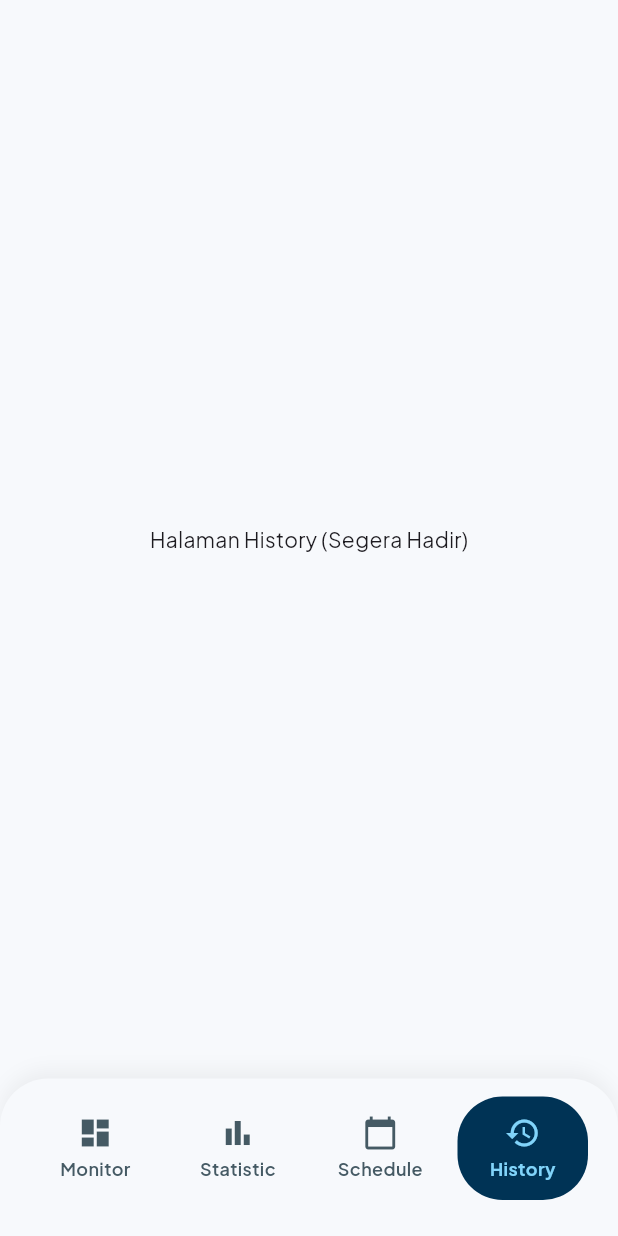
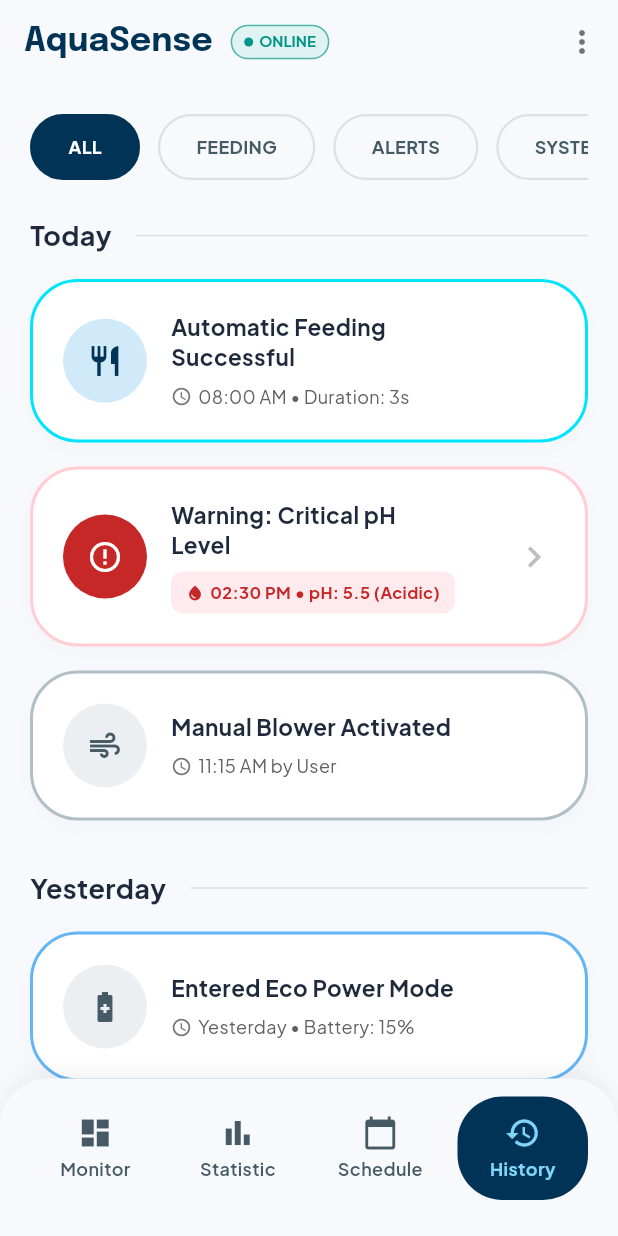
Before and after one commit to nifnip22/AquaSense, a Flutter app: the screen it shows after launch, item 4 of the bottom bar chosen, on a phone screen of 412 x 824 dp. Run offline on Flutter 3.47's test engine with Material 3 defaults, Android fonts, the phone set to English and light mode, and no system bars; our stand-ins replace fl_chart, google_fonts.

Commit message:
feat: complete history screen UI and finalize main navigation

```diff
--- a/aquasense_frontend/lib/features/dashboard/screens/main_screen.dart
+++ b/aquasense_frontend/lib/features/dashboard/screens/main_screen.dart
@@ -3,6 +3,7 @@ import 'package:flutter/material.dart';
 import 'package:google_fonts/google_fonts.dart';
 import '../../monitoring/screens/monitor_screen.dart';
 import '../../monitoring/screens/statistic_screen.dart';
+import '../../history/screens/history_screen.dart';
 
 class MainScreen extends StatefulWidget {
   const MainScreen({super.key});
@@ -19,7 +20,7 @@ class _MainScreenState extends State<MainScreen> {
     const MonitorScreen(),
     const StatisticScreen(),
     const ScheduleScreen(),
-    const Center(child: Text('Halaman History (Segera Hadir)')),
+    const HistoryScreen(),
   ];
 
   @override
--- /dev/null
+++ b/aquasense_frontend/lib/features/history/screens/history_screen.dart
@@ -0,0 +1,130 @@
+import 'package:flutter/material.dart';
+import 'package:google_fonts/google_fonts.dart';
+import '../../../shared/widgets/custom_app_bar.dart';
+import '../widgets/history_filter_chips.dart';
+import '../widgets/date_section_header.dart';
+import '../widgets/history_log_card.dart';
+
+class HistoryScreen extends StatelessWidget {
+  const HistoryScreen({super.key});
+
+  @override
+  Widget build(BuildContext context) {
+    return Scaffold(
+      backgroundColor: Colors.transparent,
+      appBar: const CustomAppBar(),
+      body: SingleChildScrollView(
+        padding: const EdgeInsets.all(20.0),
+        child: Column(
+          crossAxisAlignment: CrossAxisAlignment.start,
+          children: [
+            // Filter Categories
+            HistoryFilterChips(
+              onFilterSelected: (filter) {
+                // Handle filter selection (e.g., update state or fetch filtered data)
+              },
+            ),
+            const SizedBox(height: 24),
+
+            const DateSectionHeader(dateText: 'Today'),
+            const SizedBox(height: 16),
+
+            // Item 1: Automatic Feeding
+            const HistoryLogCard(
+              title: 'Automatic Feeding\nSuccessful',
+              iconData: Icons.restaurant,
+              iconColor: Color(0xFF003355),
+              iconBgColor: Color(0xFFD1EAFA),
+              borderColor: Color(0xFF00E5FF),
+              subtitleText: '08:00 AM • Duration: 3s',
+            ),
+
+            // Item 2: Warning Alert (with Custom Subtitle)
+            HistoryLogCard(
+              title: 'Warning: Critical pH\nLevel',
+              iconData: Icons.error_outline,
+              iconColor: Colors.white,
+              iconBgColor: const Color(0xFFC62828),
+              borderColor: const Color(0xFFFFCDD2),
+              showArrow: true,
+              customSubtitle: Container(
+                padding: const EdgeInsets.symmetric(horizontal: 10, vertical: 6),
+                decoration: BoxDecoration(
+                  color: const Color(0xFFFFEBEE),
+                  borderRadius: BorderRadius.circular(8),
+                ),
+                child: Row(
+                  mainAxisSize: MainAxisSize.min,
+                  children: [
+                    const Icon(Icons.water_drop, color: Color(0xFFC62828), size: 12),
+                    const SizedBox(width: 4),
+                    Text(
+                      '02:30 PM • pH: 5.5 (Acidic)',
+                      style: GoogleFonts.plusJakartaSans(
+                        fontSize: 11,
+                        fontWeight: FontWeight.bold,
+                        color: const Color(0xFFC62828),
+                      ),
+                    ),
+                  ],
+                ),
+              ),
+            ),
+
+            // Item 3: Manual Blower
+            const HistoryLogCard(
+              title: 'Manual Blower Activated',
+              iconData: Icons.air,
+              iconColor: Color(0xFF455A64),
+              iconBgColor: Color(0xFFECEFF1),
+              borderColor: Color(0xFFB0BEC5),
+              subtitleText: '11:15 AM by User',
+            ),
+
+            const SizedBox(height: 16),
+
+            const DateSectionHeader(dateText: 'Yesterday'),
+            const SizedBox(height: 16),
+
+            // Item 4: Eco Mode
+            const HistoryLogCard(
+              title: 'Entered Eco Power Mode',
+              iconData: Icons.battery_saver,
+              iconColor: Color(0xFF455A64),
+              iconBgColor: Color(0xFFECEFF1),
+              borderColor: Color(0xFF64B5F6),
+              subtitleText: 'Yesterday • Battery: 15%',
+            ),
+
+            const SizedBox(height: 24),
+
+            // Pagination Dots
+            Center(
+              child: Row(
+                mainAxisAlignment: MainAxisAlignment.center,
+                children: [
+                  _buildDot(isActive: true),
+                  _buildDot(isActive: false),
+                  _buildDot(isActive: false),
+                ],
+              ),
+            ),
+            const SizedBox(height: 32),
+          ],
+        ),
+      ),
+    );
+  }
+
+  Widget _buildDot({required bool isActive}) {
+    return Container(
+      margin: const EdgeInsets.symmetric(horizontal: 4),
+      width: 6,
+      height: 6,
+      decoration: BoxDecoration(
+        color: isActive ? Colors.grey.shade400 : Colors.grey.shade300,
+        shape: BoxShape.circle,
+      ),
+    );
+  }
+}
--- /dev/null
+++ b/aquasense_frontend/lib/features/history/widgets/date_section_header.dart
@@ -0,0 +1,31 @@
+import 'package:flutter/material.dart';
+import 'package:google_fonts/google_fonts.dart';
+
+class DateSectionHeader extends StatelessWidget {
+  final String dateText;
+
+  const DateSectionHeader({super.key, required this.dateText});
+
+  @override
+  Widget build(BuildContext context) {
+    return Row(
+      children: [
+        Text(
+          dateText,
+          style: GoogleFonts.plusJakartaSans(
+            fontSize: 18,
+            fontWeight: FontWeight.bold,
+            color: const Color(0xFF1E293B),
+          ),
+        ),
+        const SizedBox(width: 16),
+        Expanded(
+          child: Divider(
+            color: Colors.grey.shade300,
+            thickness: 1,
+          ),
+        ),
+      ],
+    );
+  }
+}
--- /dev/null
+++ b/aquasense_frontend/lib/features/history/widgets/history_filter_chips.dart
@@ -0,0 +1,60 @@
+import 'package:flutter/material.dart';
+import 'package:google_fonts/google_fonts.dart';
+
+class HistoryFilterChips extends StatefulWidget {
+  final Function(String) onFilterSelected;
+
+  const HistoryFilterChips({super.key, required this.onFilterSelected});
+
+  @override
+  State<HistoryFilterChips> createState() => _HistoryFilterChipsState();
+}
+
+class _HistoryFilterChipsState extends State<HistoryFilterChips> {
+  int _selectedIndex = 0;
+  final List<String> _filters = ['ALL', 'FEEDING', 'ALERTS', 'SYSTEM'];
+
+  @override
+  Widget build(BuildContext context) {
+    return SingleChildScrollView(
+      scrollDirection: Axis.horizontal,
+      physics: const BouncingScrollPhysics(),
+      child: Row(
+        children: List.generate(_filters.length, (index) {
+          final isSelected = _selectedIndex == index;
+          return Padding(
+            padding: const EdgeInsets.only(right: 12.0),
+            child: GestureDetector(
+              onTap: () {
+                setState(() {
+                  _selectedIndex = index;
+                });
+                widget.onFilterSelected(_filters[index]);
+              },
+              child: AnimatedContainer(
+                duration: const Duration(milliseconds: 200),
+                padding: const EdgeInsets.symmetric(horizontal: 24, vertical: 12),
+                decoration: BoxDecoration(
+                  color: isSelected ? const Color(0xFF003355) : Colors.transparent,
+                  borderRadius: BorderRadius.circular(24),
+                  border: Border.all(
+                    color: isSelected ? const Color(0xFF003355) : Colors.grey.shade300,
+                    width: 1.5,
+                  ),
+                ),
+                child: Text(
+                  _filters[index],
+                  style: GoogleFonts.plusJakartaSans(
+                    fontSize: 12,
+                    fontWeight: FontWeight.bold,
+                    color: isSelected ? Colors.white : const Color(0xFF455A64),
+                  ),
+                ),
+              ),
+            ),
+          );
+        }),
+      ),
+    );
+  }
+}
--- /dev/null
+++ b/aquasense_frontend/lib/features/history/widgets/history_log_card.dart
@@ -0,0 +1,103 @@
+import 'package:flutter/material.dart';
+import 'package:google_fonts/google_fonts.dart';
+
+class HistoryLogCard extends StatelessWidget {
+  final String title;
+  final IconData iconData;
+  final Color iconColor;
+  final Color iconBgColor;
+  final Color borderColor;
+  final String? subtitleText;
+  final Widget? customSubtitle;
+  final bool showArrow;
+
+  const HistoryLogCard({
+    super.key,
+    required this.title,
+    required this.iconData,
+    required this.iconColor,
+    required this.iconBgColor,
+    required this.borderColor,
+    this.subtitleText,
+    this.customSubtitle,
+    this.showArrow = false,
+  });
+
+  @override
+  Widget build(BuildContext context) {
+    return Container(
+      margin: const EdgeInsets.only(bottom: 16),
+      padding: const EdgeInsets.all(20),
+      decoration: BoxDecoration(
+        color: Colors.white,
+        borderRadius: BorderRadius.circular(32),
+        border: Border.all(color: borderColor, width: 2),
+        boxShadow: [
+          BoxShadow(
+            color: Colors.black.withValues(alpha: 0.02),
+            blurRadius: 10,
+            offset: const Offset(0, 4),
+          ),
+        ],
+      ),
+      child: Row(
+        crossAxisAlignment: CrossAxisAlignment.center,
+        children: [
+          // Icon Container
+          Container(
+            padding: const EdgeInsets.all(16),
+            decoration: BoxDecoration(
+              color: iconBgColor,
+              shape: BoxShape.circle,
+            ),
+            child: Icon(iconData, color: iconColor, size: 24),
+          ),
+          const SizedBox(width: 16),
+
+          Expanded(
+            child: Column(
+              crossAxisAlignment: CrossAxisAlignment.start,
+              children: [
+                Text(
+                  title,
+                  style: GoogleFonts.plusJakartaSans(
+                    fontSize: 15,
+                    fontWeight: FontWeight.bold,
+                    color: const Color(0xFF1E293B),
+                    height: 1.3,
+                  ),
+                ),
+                const SizedBox(height: 8),
+                if (customSubtitle != null)
+                  customSubtitle!
+                else if (subtitleText != null)
+                  Row(
+                    children: [
+                      Icon(Icons.access_time, size: 14, color: Colors.grey.shade600),
+                      const SizedBox(width: 4),
+                      Expanded(
+                        child: Text(
+                          subtitleText!,
+                          style: GoogleFonts.plusJakartaSans(
+                            fontSize: 12,
+                            color: Colors.grey.shade700,
+                          ),
+                          maxLines: 1,
+                          overflow: TextOverflow.ellipsis,
+                        ),
+                      ),
+                    ],
+                  ),
+              ],
+            ),
+          ),
+
+          if (showArrow) ...[
+            const SizedBox(width: 12),
+            Icon(Icons.chevron_right, color: Colors.grey.shade400, size: 28),
+          ]
+        ],
+      ),
+    );
+  }
+}
```
